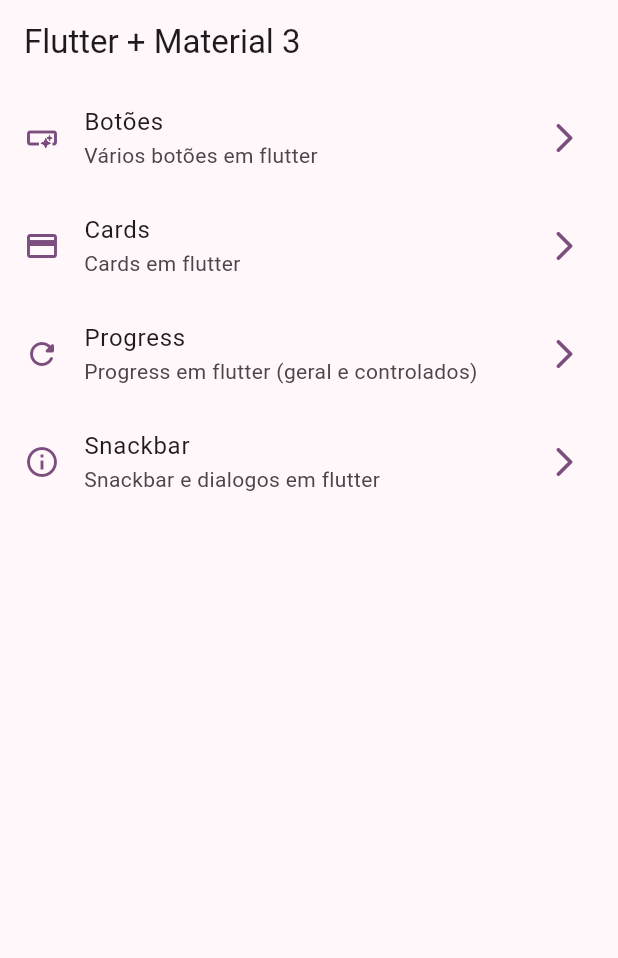
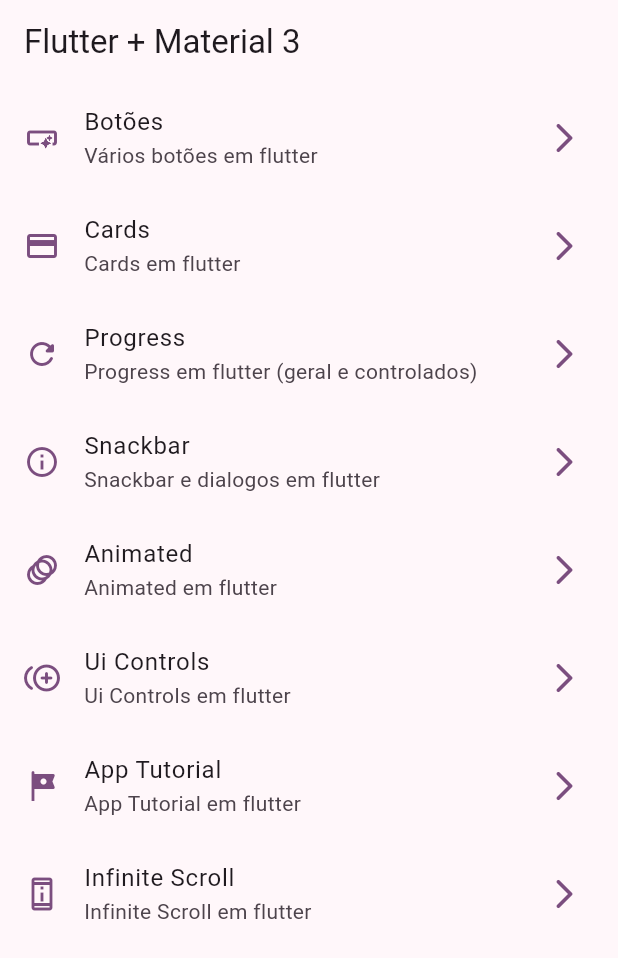
Before and after one commit to Deijai/widgets_app, a Flutter app: the screen it shows after launch, on a phone screen of 412 x 824 dp. Shown: the top 958 px of the screen. Run offline on Flutter 3.47's test engine with Material 3 defaults, Android fonts, the phone set to English and light mode, and no system bars; our stand-ins replace go_router.

```diff
--- a/lib/config/menu/menu_items.dart
+++ b/lib/config/menu/menu_items.dart
@@ -34,4 +34,24 @@ const List<MenuItems> appMenuItems = [
       subTitle: 'Snackbar e dialogos em flutter',
       link: '/snackbar',
       icon: Icons.info_outlined),
+  MenuItems(
+      title: 'Animated',
+      subTitle: 'Animated em flutter',
+      link: '/animated',
+      icon: Icons.animation_outlined),
+  MenuItems(
+      title: 'Ui Controls',
+      subTitle: 'Ui Controls em flutter',
+      link: '/uicontrols',
+      icon: Icons.control_point_duplicate_rounded),
+  MenuItems(
+      title: 'App Tutorial',
+      subTitle: 'App Tutorial em flutter',
+      link: '/apptutorial',
+      icon: Icons.tour_rounded),
+  MenuItems(
+      title: 'Infinite Scroll',
+      subTitle: 'Infinite Scroll em flutter',
+      link: '/infinite',
+      icon: Icons.perm_device_information_outlined),
 ];
--- a/lib/config/router/app_router.dart
+++ b/lib/config/router/app_router.dart
@@ -30,5 +30,25 @@ final appRouter = GoRouter(
       path: '/snackbar',
       builder: (context, state) => const SnackbarScreen(),
     ),
+    GoRoute(
+      name: AnimatedScreen.name,
+      path: '/animated',
+      builder: (context, state) => const AnimatedScreen(),
+    ),
+    GoRoute(
+      name: UiControlsScreen.name,
+      path: '/uicontrols',
+      builder: (context, state) => const UiControlsScreen(),
+    ),
+    GoRoute(
+      name: AppTutorialScreen.name,
+      path: '/apptutorial',
+      builder: (context, state) => const AppTutorialScreen(),
+    ),
+    GoRoute(
+      name: InfiniteScrollScreen.name,
+      path: '/infinite',
+      builder: (context, state) => const InfiniteScrollScreen(),
+    ),
   ],
 );
```
Also changed, not shown: lib/presetation/screens/animated/animated_screen.dart (+42 -2 lines), lib/presetation/screens/ui_controls/ui_controls_screen.dart (+109 -1 lines).
